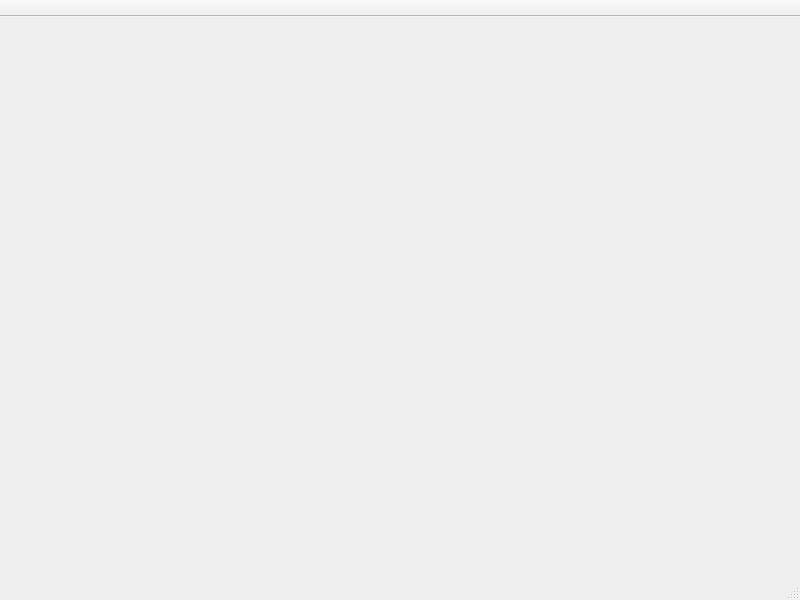
Above: include/Graphics/mainwindow.ui from BGKP-ZI/WLAN-steganography before the change. Below: the same form after it.
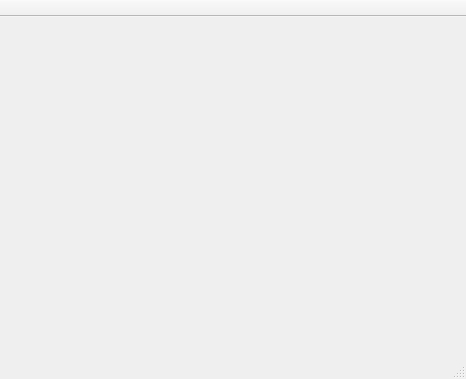
That is the form after the change. Icons and pictures are not drawn.

Diff of the .ui file:
```diff
--- a/include/Graphics/mainwindow.ui
+++ b/include/Graphics/mainwindow.ui
@@ -6,10 +6,16 @@
    <rect>
     <x>0</x>
     <y>0</y>
-    <width>800</width>
-    <height>600</height>
+    <width>466</width>
+    <height>379</height>
    </rect>
   </property>
+  <property name="sizePolicy">
+   <sizepolicy hsizetype="Preferred" vsizetype="Preferred">
+    <horstretch>0</horstretch>
+    <verstretch>0</verstretch>
+   </sizepolicy>
+  </property>
   <property name="windowTitle">
    <string>MainWindow</string>
   </property>
@@ -17,6 +23,12 @@
    <iconset>
     <normaloff>../../images/klimanov.ico</normaloff>../../images/klimanov.ico</iconset>
   </property>
+  <property name="layoutDirection">
+   <enum>Qt::LeftToRight</enum>
+  </property>
+  <property name="autoFillBackground">
+   <bool>false</bool>
+  </property>
   <property name="toolButtonStyle">
    <enum>Qt::ToolButtonTextOnly</enum>
   </property>
```
Left out of the diff: 23 changed lines with no effect on the pictures.
